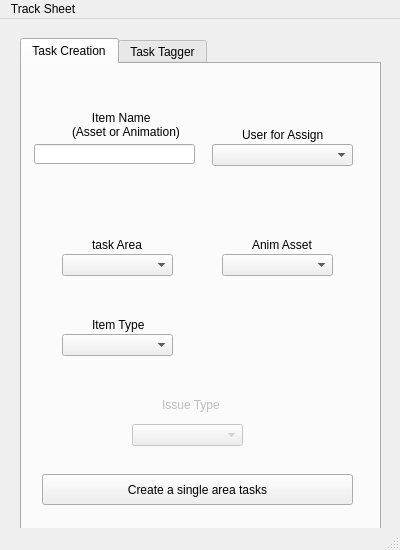
Above: manager_tools/task_creation_panel.ui from gastonsbodio/maya_project_manager before the change. Below: the same form after it.
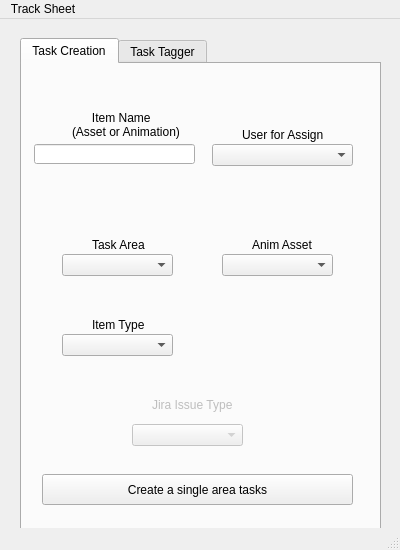
That is the form after the change.

```diff
--- a/manager_tools/task_creation_panel.ui
+++ b/manager_tools/task_creation_panel.ui
@@ -68,14 +68,14 @@
       </property>
       <property name="geometry">
        <rect>
-        <x>140</x>
+        <x>130</x>
         <y>330</y>
-        <width>61</width>
+        <width>81</width>
         <height>21</height>
        </rect>
       </property>
       <property name="text">
-       <string>Issue Type</string>
+       <string>Jira Issue Type</string>
       </property>
      </widget>
      <widget class="QPushButton" name="pushBut_create_one_issue">
@@ -144,7 +144,7 @@
        </rect>
       </property>
       <property name="text">
-       <string>task Area</string>
+       <string>Task Area</string>
       </property>
      </widget>
      <widget class="QComboBox" name="comboB_asset_on_anim">
```
